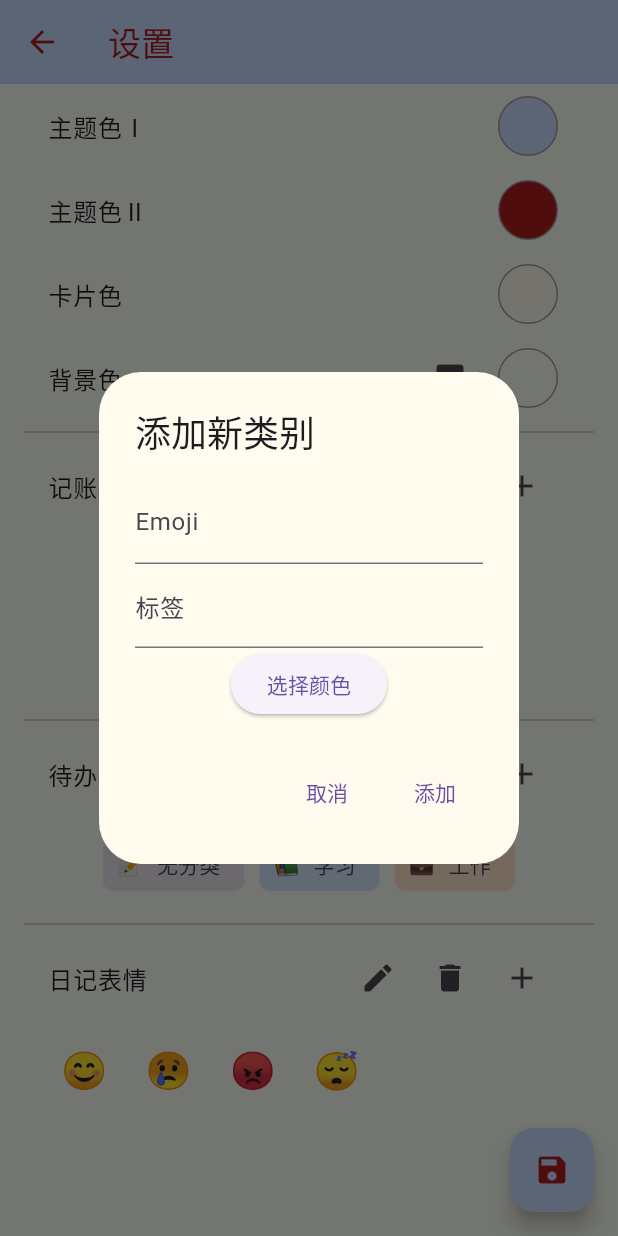
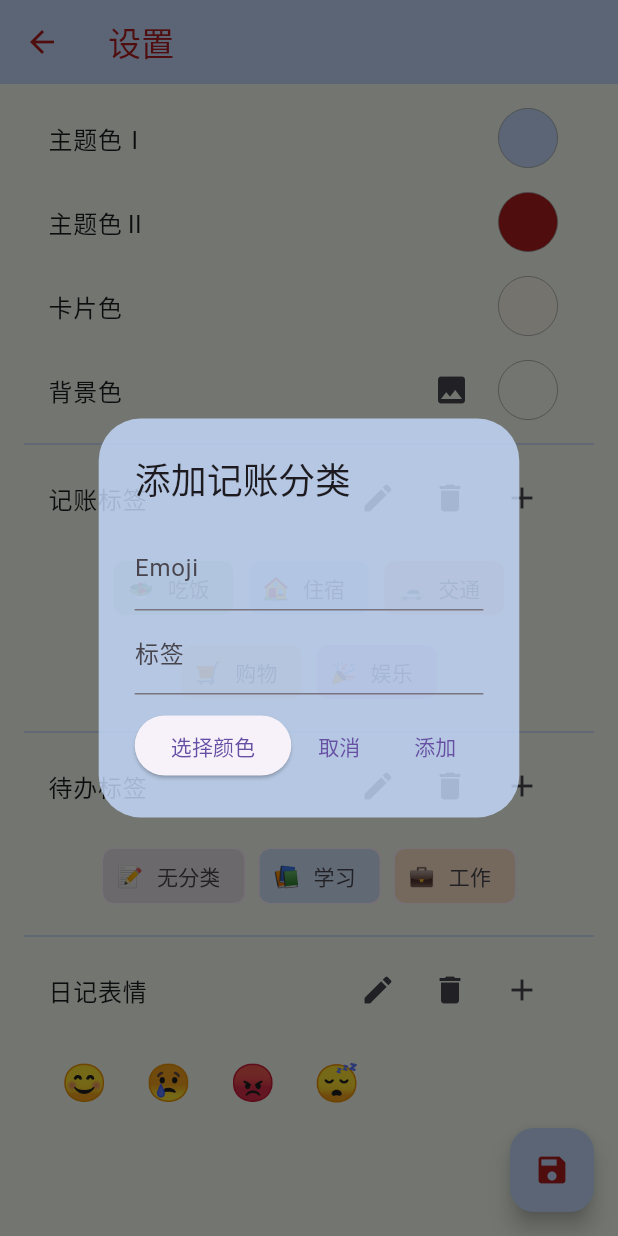
Before and after one commit to White-Lulu/cherriy, a Flutter app: the ThemeSettingsPage screen opened directly, after a tap on the "add" icon, on a phone screen of 412 x 824 dp. Run offline on Flutter 3.47's test engine with Material 3 defaults, Android fonts, the light colour scheme and no system bars; our stand-ins replace fl_chart, flutter_colorpicker, image_picker, shared_preferences; accounts and stored records are empty.

Commit message:
存一下

```diff
--- a/lib/theme_settings_page.dart
+++ b/lib/theme_settings_page.dart
@@ -1,67 +1,70 @@
-import 'package:flutter/material.dart'; // 导入Flutter材料设计库
-import 'package:flutter_colorpicker/flutter_colorpicker.dart'; // 导入颜色选择器库
-import 'package:provider/provider.dart'; // 导入状态管理库
-import '../providers/theme_provider.dart'; // 导入主题提供者
-import 'package:image_picker/image_picker.dart'; // 添加这行
-import 'dart:io';
+import 'package:flutter/material.dart'; // Material Design 组件库
+import 'package:provider/provider.dart'; // 状态管理库
+import '../providers/theme_provider.dart'; // 自定义主题状态管理
+import 'package:image_picker/image_picker.dart'; // 图片选择器
+import 'dart:io'; // 文件操作
+import '../utils/color_picker_utils.dart'; // 颜色选择器工具类
 
-// 定义一个有状态的主题设置页面小部件
+// 主题设置页面的有状态Widget
 class ThemeSettingsPage extends StatefulWidget {
   @override
-  ThemeSettingsPageState createState() => ThemeSettingsPageState(); // 创建主题设置页面的状态
+  ThemeSettingsPageState createState() => ThemeSettingsPageState(); // 创建对应的State类
 }
 
-// 定义主题设置页面的状态类
+// 主题设置页面的State类，包含页面的主要逻辑和状态
 class ThemeSettingsPageState extends State<ThemeSettingsPage> {
-  late Color primaryColor; // 主题主色
-  late Color scaffoldBackgroundColor; // 脚手架背景色
-  late Color cardColor; // 卡片颜色
-  late Color themeTextColor; // 主题文本颜色
-  String? backgroundImage; // 添加这一行
-  late List<Map<String, dynamic>> categories;
-  late ThemeProvider themeProvider;
-  //bool _isEditMode = false;
-  //bool _isDeleteMode = false;
+  late Color primaryColor; // 主题的主要颜色
+  late Color scaffoldBackgroundColor; // 页面背景颜色
+  late Color cardColor; // 卡片背景颜色
+  late Color themeTextColor; // 文本颜色
+  String? backgroundImage; // 背景图片路径
+  late List<Map<String, dynamic>> categories; // 分类列表
+  late ThemeProvider themeProvider; // 主题提供者实例
 
+  // 编辑模式状态映射，控制不同类型的编辑状态
   Map<String, bool> _editModes = {
-    'expense': false,
-    'todo': false,
-    'diary': false,
+    'expense': false, // 支出分类编辑模式
+    'todo': false,    // 待办分类编辑模式
+    'diary': false,   // 日记表情编辑模式
   };
 
+  // 删除模式状态映射，控制不同类型的删除状态
   Map<String, bool> _deleteModes = {
-    'expense': false,
-    'todo': false,
-    'diary': false,
+    'expense': false, // 支出分类删除模式
+    'todo': false,    // 待办分类删除模式
+    'diary': false,   // 日记表情删除模式
   };
 
   @override
   void initState() {
     super.initState();
+    // 初始化主题提供者和加载当前主题设置
     themeProvider = Provider.of<ThemeProvider>(context, listen: false);
     _loadCurrentTheme();
     _loadCategories();
   }
 
-  // 加载当前主题颜色
+  // 加载当前主题颜色设置
   void _loadCurrentTheme() {
-    final theme = themeProvider.themeData;
+    final theme = themeProvider.themeData; // 获取当前主题数据
     setState(() {
-      primaryColor = theme.primaryColor;
+      primaryColor = theme.primaryColor; // 设置主题色
+      // 设置背景色，优先使用背景图片，否则使用颜色
       scaffoldBackgroundColor = backgroundImage != null
           ? theme.scaffoldBackgroundColor
           : (theme.scaffoldBackgroundColor == Colors.transparent
-              ? themeProvider.lastBackgroundColor ?? Colors.white // 使用保存的上一次背景色
+              ? themeProvider.lastBackgroundColor ?? Colors.white // 如果是透明色，使用上次保存的背景色
               : theme.scaffoldBackgroundColor);
-      cardColor = theme.cardTheme.color ?? theme.cardColor;
-      themeTextColor = theme.appBarTheme.foregroundColor ?? theme.primaryColor;
-      backgroundImage = themeProvider.backgroundImage;
+      cardColor = theme.cardTheme.color ?? theme.cardColor; // 设置卡片颜色
+      themeTextColor = theme.appBarTheme.foregroundColor ?? theme.primaryColor; // 设置文本颜色
+      backgroundImage = themeProvider.backgroundImage; // 设置背景图片路径
     });
   }
 
+  // 加载分类列表
   void _loadCategories() {
     setState(() {
-      categories = themeProvider.categories;
+      categories = themeProvider.categories; // 从provider中获取分类列表
     });
   }
 
@@ -70,62 +73,66 @@ class ThemeSettingsPageState extends State<ThemeSettingsPage> {
     return Scaffold(
       appBar: AppBar(
         title: Text('设置'),
-        backgroundColor: primaryColor,
-        foregroundColor: themeTextColor,
+        backgroundColor: primaryColor, // 使用主题色作为导航栏背景色
+        foregroundColor: themeTextColor, // 使用主题文本色作为导航栏文本色
       ),
-      backgroundColor: scaffoldBackgroundColor,
+      backgroundColor: scaffoldBackgroundColor, // 设置页面背景色
       body: Container(
+        // 如果有背景图片，创建背景图片装饰
         decoration: backgroundImage != null
             ? BoxDecoration(
                 image: DecorationImage(
-                  image: FileImage(File(backgroundImage!)),
-                  fit: BoxFit.cover,
+                  image: FileImage(File(backgroundImage!)), // 从文件加载背景图片
+                  fit: BoxFit.cover, // 图片填充方式
                 ),
               )
             : null,
         child: Padding(
-          padding: EdgeInsets.symmetric(horizontal: 16),
+          padding: EdgeInsets.symmetric(horizontal: 16, vertical: 8), // 设置水平内边距
           child: ListView(
             children: [
+              // 构建各种颜色选择器
               _buildColorPicker('主题色Ⅰ', primaryColor, (color) => setState(() => primaryColor = color)),
               _buildColorPicker('主题色Ⅱ', themeTextColor, (color) => setState(() => themeTextColor = color)),
               _buildColorPicker('卡片色', cardColor, (color) => setState(() => cardColor = color)),
               _buildColorPicker('背景色', scaffoldBackgroundColor, (color) => setState(() => scaffoldBackgroundColor = color)),
 
-              Divider(),
+              Divider(color:primaryColor), // 分隔线
+              // 记账标签设置区域
               ListTile(
                 title: Text('记账标签'),
-                trailing: _buildCategoryActions('expense'),
+                trailing: _buildCategoryActions('expense'), // 构建记账标签的操作按钮
               ),
-              _buildCategoryList(themeProvider.categories, 'expense'),
+              _buildCategoryList(themeProvider.categories, 'expense'), // 显示记账标签列表
 
-              Divider(),
+              Divider(color:primaryColor), // 分隔线
               ListTile(
-                title: Text('待办事项标签'),
-                trailing: _buildCategoryActions('todo'),
+                title: Text('待办标签'),
+                trailing: _buildCategoryActions('todo'), // 构建待办事项的操作按钮
               ),
-              _buildCategoryList(themeProvider.todoCategories, 'todo'),
+              _buildCategoryList(themeProvider.todoCategories, 'todo'), // 显示待办标签列表
 
-              Divider(),
+              Divider(color:primaryColor), // 分隔线
               ListTile(
                 title: Text('日记表情'),
-                trailing: _buildEmojiActions(),
+                trailing: _buildEmojiActions(), // 构建日记表情的操作按钮
               ),
-              _buildEmojiList(themeProvider.diaryEmojis),
+              _buildEmojiList(themeProvider.diaryEmojis), // 显示表情列表
             ],
           ),
         ),
       ),
       floatingActionButton: FloatingActionButton(
-        onPressed: _saveTheme, // 保存主题
-        backgroundColor: primaryColor,
-        child: Icon(Icons.save, color: themeTextColor),
+        onPressed: _saveTheme, // 点击时保存主题
+        backgroundColor: primaryColor, // 使用主题色作为按钮背景色
+        child: Icon(Icons.save, color: themeTextColor), // 保存图标，使用主题文本色
       ),
     );
   }
 
-  // 构建颜色选择器
+  // 构建颜色选择器组件
   Widget _buildColorPicker(String label, Color color, ValueChanged<Color> onColorChanged) {
+    // 如果是背景色选择器，添加额外的图片选择按钮
     if (label == '背景色') {
       return ListTile(
         title: Text(label),
@@ -138,24 +145,39 @@ class ThemeSettingsPageState extends State<ThemeSettingsPage> {
                 await _pickBackgroundImage();
               },
             ),
-            SizedBox(width: 8),
-            GestureDetector(
-              onTap: () {
-                _showColorPicker(label, scaffoldBackgroundColor, (newColor) {
+            if (backgroundImage != null)
+              IconButton(
+                icon: Icon(Icons.delete),
+                onPressed: () {
                   setState(() {
                     backgroundImage = null;
-                    scaffoldBackgroundColor = newColor;
+                    themeProvider.setBackgroundImage(null);
+                  });
+                },
+              ),
+            SizedBox(width: 7),
+            GestureDetector(
+              onTap: () async {
+                final Color? newColor = await ColorPickerUtils.showColorPicker(
+                  context,
+                  color,
+                  onColorChanged: (Color newColor) {
+                    setState(() {
+                      scaffoldBackgroundColor = newColor;  // 直接更新背景色
+                    });
+                  },
+                );
+                if (newColor != null) {
                   onColorChanged(newColor);
-                  });
-                });
+                }
               },
               child: Container(
                 width: 40,
                 height: 40,
                 decoration: BoxDecoration(
-                  color: backgroundImage != null ? scaffoldBackgroundColor : color,
+                  color: color,
                   shape: BoxShape.circle,
-                  border: Border.all(color: Colors.grey),
+                  border: Border.all(color: Colors.grey, width: 0.5),
                 ),
               ),
             ),
@@ -163,17 +185,32 @@ class ThemeSettingsPageState extends State<ThemeSettingsPage> {
         ),
       );
     }
+
+    // 其他颜色选择器
     return ListTile(
       title: Text(label),
       trailing: GestureDetector(
-        onTap: () => _showColorPicker(label, color, onColorChanged),
+        onTap: () async {
+          final Color? newColor = await ColorPickerUtils.showColorPicker(
+            context,
+            color,
+            onColorChanged: (Color newColor) {
+              setState(() {
+                onColorChanged(newColor);  // 实时更新颜色
+              });
+            },
+          );
+          if (newColor != null) {
+            onColorChanged(newColor);
+          }
+        },
         child: Container(
           width: 40,
           height: 40,
           decoration: BoxDecoration(
             color: color,
             shape: BoxShape.circle,
-            border: Border.all(color: Colors.grey),
+            border: Border.all(color: Colors.grey, width: 0.5),
           ),
         ),
       ),
@@ -183,32 +220,10 @@ class ThemeSettingsPageState extends State<ThemeSettingsPage> {
   // 显示颜色选择器对话框
   Future<void> _showColorPicker(String label, Color initialColor, ValueChanged<Color> onColorChanged) async {
     if (!mounted) return;
-    showDialog(
-      context: context,
-      builder: (BuildContext context) {
-        return AlertDialog(
-          title: Text('选择颜色'),
-          content: SingleChildScrollView(
-            child: ColorPicker(
-              pickerColor: initialColor,
-              onColorChanged: (color) {
-                onColorChanged(color);
-              },
-              labelTypes: const [],
-              pickerAreaHeightPercent: 0.8,
-            ),
-          ),
-          actions: <Widget>[
-            TextButton(
-              child: Text('确定'),
-              onPressed: () {
-                Navigator.of(context).pop();
-              },
-            ),
-          ],
-        );
-      },
-    );
+    final Color? result = await ColorPickerUtils.showColorPicker(context, initialColor);
+    if (result != null) {
+      onColorChanged(result);
+    }
   }
 
   Future<void> _pickBackgroundImage() async {
@@ -229,6 +244,10 @@ class ThemeSettingsPageState extends State<ThemeSettingsPage> {
       scaffoldBackgroundColor: backgroundImage != null ? Colors.transparent : scaffoldBackgroundColor,
       cardTheme: CardTheme(
         color: cardColor.withOpacity(cardColor.opacity),
+        //圆角
+        shape: RoundedRectangleBorder(
+          borderRadius: BorderRadius.circular(8),
+        ),
         elevation: 0,
       ),
       appBarTheme: AppBarTheme(
@@ -238,25 +257,29 @@ class ThemeSettingsPageState extends State<ThemeSettingsPage> {
       bottomNavigationBarTheme: BottomNavigationBarThemeData(
         backgroundColor: primaryColor,
         selectedItemColor: themeTextColor,
-        unselectedItemColor: themeTextColor.withOpacity(0.6),
+        unselectedItemColor: themeTextColor.withOpacity(0.7),
       ),
       textTheme: TextTheme(
         headlineMedium: TextStyle(color: themeTextColor),
         bodyMedium: TextStyle(color: themeTextColor),
       ),
       dialogTheme: DialogTheme(
-        backgroundColor: cardColor.withOpacity(cardColor.opacity),
+        backgroundColor: primaryColor.withOpacity(0.8),
         elevation: 0,
       ),
       popupMenuTheme: PopupMenuThemeData(
-        color: cardColor.withOpacity(cardColor.opacity),
+        color: primaryColor.withOpacity(0.8),
+        //圆角
+        shape: RoundedRectangleBorder(
+          borderRadius: BorderRadius.circular(8),
+        ),
         elevation: 0,
       ),
     );
     themeProvider.setTheme(newTheme);
     themeProvider.setBackgroundImage(backgroundImage);
     themeProvider.setCategories(categories);
-    ScaffoldMessenger.of(context).showSnackBar(SnackBar(content: Text('主题已保存')));
+    ScaffoldMessenger.of(context).showSnackBar(SnackBar(content: Text('主题已保存(o^^o)~')));
   }
 
   Widget _buildCategoryList(List<Map<String, dynamic>> categories, String type) {
@@ -284,10 +307,14 @@ class ThemeSettingsPageState extends State<ThemeSettingsPage> {
                 shape: RoundedRectangleBorder(
                   borderRadius: BorderRadius.circular(8),
                   side: BorderSide(
-                    color: _editModes[type]!
+                    color: _deleteModes[type]!
+                        ? WarmColorScorer.getTotalScore(Theme.of(context).primaryColor) > WarmColorScorer.getTotalScore(Theme.of(context).textTheme.bodyMedium!.color!)
                             ? Theme.of(context).primaryColor
-                        : _deleteModes[type]!
-                            ? Colors.red
+                            : Theme.of(context).textTheme.bodyMedium!.color!
+                        : _editModes[type]!
+                        ?WarmColorScorer.getTotalScore(Theme.of(context).primaryColor) > WarmColorScorer.getTotalScore(Theme.of(context).textTheme.bodyMedium!.color!)
+                            ? Theme.of(context).textTheme.bodyMedium!.color!
+                            : Theme.of(context).primaryColor
                         : Theme.of(context).cardColor,
                     width: 1,
                   ),
@@ -322,10 +349,11 @@ class ThemeSettingsPageState extends State<ThemeSettingsPage> {
                 onChanged: (value) => label = value,
                 controller: TextEditingController(text: label),
               ),
+              SizedBox(height: 10),
               ElevatedButton(
                 child: Text('选择颜色'),
                 onPressed: () async {
-                  final Color? newColor = await showColorPicker(context, color);
+                  final Color? newColor = await ColorPickerUtils.showColorPicker(context, color);
                   if (newColor != null) {
                     color = newColor;
                   }
@@ -374,68 +402,10 @@ class ThemeSettingsPageState extends State<ThemeSettingsPage> {
     });
   }
 
-  void _addTodoCategory() async {
-    final result = await showDialog<Map<String, dynamic>>(
-      context: context,
-      builder: (BuildContext context) {
-        String emoji = '📝';
-        String label = '';
-        Color color = Colors.blue;
-        return AlertDialog(
-          title: Text('添加新待办分类'),
-          content: Column(
-            mainAxisSize: MainAxisSize.min,
-            children: [
-              TextField(
-                decoration: InputDecoration(labelText: 'Emoji'),
-                onChanged: (value) => emoji = value,
-              ),
-              TextField(
-                decoration: InputDecoration(labelText: '标签'),
-                onChanged: (value) => label = value,
-              ),
-              ElevatedButton(
-                child: Text('选择颜色'),
-                onPressed: () async {
-                  final Color? newColor = await showColorPicker(context, color);
-                  if (newColor != null) {
-                    color = newColor;
-                  }
-                },
-              ),
-            ],
-          ),
-          actions: [
-            TextButton(
-              child: Text('取消'),
-              onPressed: () => Navigator.of(context).pop(),
-            ),
-            TextButton(
-              child: Text('添加'),
-              onPressed: () {
-                Navigator.of(context).pop({
-                  'emoji': emoji,
-                  'label': label,
-                  'color': color,
-                  'id': DateTime.now().toString(),
-                });
-              },
-            ),
-          ],
-        );
-      },
-    );
-
-    if (result != null) {
-      final newCategories = [...themeProvider.todoCategories, result];
-      themeProvider.setTodoCategories(newCategories);
-    }
-  }
-
   void _deleteTodoCategory(Map<String, dynamic> category) {
     if (category['id'] == 'none') {
       ScaffoldMessenger.of(context).showSnackBar(
-        SnackBar(content: Text('无分类不能删除')),
+        SnackBar(content: Text('分类不能删除')),
       );
       return;
     }
@@ -450,32 +420,6 @@ class ThemeSettingsPageState extends State<ThemeSettingsPage> {
     themeProvider.setCategories(categories);
   }
 
-  Future<Color?> showColorPicker(BuildContext context, Color initialColor) {
-    return showDialog<Color>(
-      context: context,
-      builder: (BuildContext context) {
-        Color selectedColor = initialColor;
-        return AlertDialog(
-          title: Text('选择颜色'),
-          content: SingleChildScrollView(
-            child: ColorPicker(
-              pickerColor: selectedColor,
-              onColorChanged: (color) => selectedColor = color,
-              labelTypes: const [],
-              pickerAreaHeightPercent: 0.8,
-            ),
-          ),
-          actions: <Widget>[
-            TextButton(
-              child: Text('确定'),
-              onPressed: () => Navigator.of(context).pop(selectedColor),
-            ),
-          ],
-        );
-      },
-    );
-  }
-
   Widget _buildCategoryActions(String type) {
     return Row(
       mainAxisSize: MainAxisSize.min,
@@ -483,7 +427,11 @@ class ThemeSettingsPageState extends State<ThemeSettingsPage> {
         IconButton(
           icon: Icon(
             Icons.edit,
-            color: _editModes[type]! ? Theme.of(context).primaryColor : null,
+            color: _editModes[type]!
+                ? WarmColorScorer.getTotalScore(Theme.of(context).primaryColor) > WarmColorScorer.getTotalScore(Theme.of(context).textTheme.bodyMedium!.color!)
+                    ? Theme.of(context).textTheme.bodyMedium!.color!
+                    : Theme.of(context).primaryColor
+                : null,
           ),
           onPressed: () {
             setState(() {
@@ -501,7 +449,11 @@ class ThemeSettingsPageState extends State<ThemeSettingsPage> {
         IconButton(
           icon: Icon(
             Icons.delete,
-            color: _deleteModes[type]! ? Colors.red : null,
+            color: _deleteModes[type]!
+                ? WarmColorScorer.getTotalScore(Theme.of(context).primaryColor) > WarmColorScorer.getTotalScore(Theme.of(context).textTheme.bodyMedium!.color!)
+                    ? Theme.of(context).primaryColor
+                    : Theme.of(context).textTheme.bodyMedium!.color!
+                : null,
           ),
           onPressed: () {
             setState(() {
@@ -531,7 +483,7 @@ class ThemeSettingsPageState extends State<ThemeSettingsPage> {
         String label = '';
         Color color = Colors.blue;
         return AlertDialog(
-          title: Text(isTodoCategory ? '添加新待办分类' : '添加新类别'),
+          title: Text(isTodoCategory ? '添加待办分类' : '添加记账分类'),
           content: Column(
             mainAxisSize: MainAxisSize.min,
             children: [
@@ -543,18 +495,19 @@ class ThemeSettingsPageState extends State<ThemeSettingsPage> {
                 decoration: InputDecoration(labelText: '标签'),
                 onChanged: (value) => label = value,
               ),
+              SizedBox(height: 10),
+              Row(
+                mainAxisAlignment: MainAxisAlignment.spaceEvenly,
+                children: [
                 ElevatedButton(
                   child: Text('选择颜色'),
                   onPressed: () async {
-                  final Color? newColor = await showColorPicker(context, color);
+                    final Color? newColor = await ColorPickerUtils.showColorPicker(context, color);
                     if (newColor != null) {
                       color = newColor;
                     }
                   },
                 ),
-            ],
-          ),
-          actions: [
                 TextButton(
                   child: Text('取消'),
                   onPressed: () => Navigator.of(context).pop(),
@@ -571,6 +524,9 @@ class ThemeSettingsPageState extends State<ThemeSettingsPage> {
                   },
                 ),
               ],
+            ),
+          ],
+          ),
         );
       },
     );
@@ -650,7 +606,7 @@ class ThemeSettingsPageState extends State<ThemeSettingsPage> {
               onPressed: () => Navigator.of(context).pop(),
             ),
             TextButton(
-              child: Text('添加'),
+              child: Text('添'),
               onPressed: () {
                 Navigator.of(context).pop({
                   'emoji': emoji,
--- /dev/null
+++ b/lib/utils/color_picker_utils.dart
@@ -0,0 +1,34 @@
+import 'package:flutter/material.dart';
+import 'package:flutter_colorpicker/flutter_colorpicker.dart';
+
+class ColorPickerUtils {
+  static Future<Color?> showColorPicker(
+    BuildContext context,
+    Color initialColor,
+    {Function(Color)? onColorChanged}
+  ) async {
+    Color selectedColor = initialColor;
+    return showDialog<Color>(
+      context: context,
+      barrierDismissible: true,
+      builder: (BuildContext context) {
+        return AlertDialog(
+          titlePadding: EdgeInsets.all(10),
+          contentPadding: EdgeInsets.symmetric(horizontal: 20, vertical: 0),
+          title: Text(''),
+          content: SingleChildScrollView(
+            child: ColorPicker(
+              pickerColor: selectedColor,
+              onColorChanged: (color) {
+                selectedColor = color;
+                onColorChanged?.call(color);
+              },
+              labelTypes: const [],
+              pickerAreaHeightPercent: 0.9,
+            ),
+          ),
+        );
+      },
+    ).then((value) => value ?? selectedColor);
+  }
+}
```
Also changed, not shown: lib/providers/theme_provider.dart (+47 -3 lines). Lines whose indentation alone changed are shown as unchanged.
